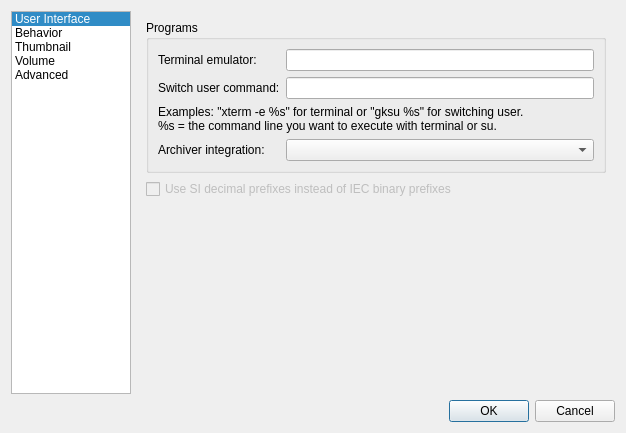
Above: pcmanfm/preferences.ui from lxqt/pcmanfm-qt before the change. Below: the same form after it.
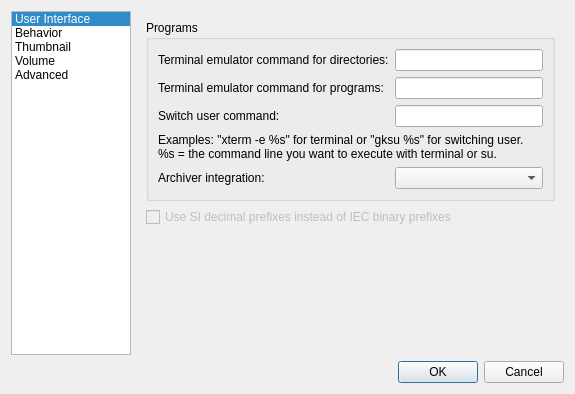
That is the form after the change. The open tabs and pages were chosen to show the change.

Commit message: Implement "Open in Terminal" and "Open as Root".

```diff
--- a/pcmanfm/preferences.ui
+++ b/pcmanfm/preferences.ui
@@ -6,8 +6,8 @@
    <rect>
     <x>0</x>
     <y>0</y>
-    <width>626</width>
-    <height>433</height>
+    <width>555</width>
+    <height>365</height>
    </rect>
   </property>
   <property name="windowTitle">
@@ -375,24 +375,27 @@
             <item row="0" column="0">
              <widget class="QLabel" name="label_2">
               <property name="text">
-               <string>Terminal emulator:</string>
+               <string>Terminal emulator command for directories:</string>
+              </property>
+              <property name="buddy">
+               <cstring>terminalDirCommand</cstring>
               </property>
              </widget>
             </item>
             <item row="0" column="1">
              <widget class="QLineEdit" name="terminalCommand"/>
             </item>
-            <item row="1" column="0">
+            <item row="2" column="0">
              <widget class="QLabel" name="label_3">
               <property name="text">
                <string>Switch user command:</string>
               </property>
              </widget>
             </item>
-            <item row="1" column="1">
+            <item row="2" column="1">
              <widget class="QLineEdit" name="suCommand"/>
             </item>
-            <item row="2" column="0" colspan="2">
+            <item row="3" column="0" colspan="2">
              <widget class="QLabel" name="label_4">
               <property name="text">
                <string>Examples: &quot;xterm -e %s&quot; for terminal or &quot;gksu %s&quot; for switching user.
@@ -403,16 +406,29 @@
               </property>
              </widget>
             </item>
-            <item row="3" column="0">
+            <item row="4" column="0">
              <widget class="QLabel" name="label_5">
               <property name="text">
                <string>Archiver integration:</string>
               </property>
              </widget>
             </item>
-            <item row="3" column="1">
+            <item row="4" column="1">
              <widget class="QComboBox" name="archiver"/>
             </item>
+            <item row="1" column="0">
+             <widget class="QLabel" name="label_14">
+              <property name="text">
+               <string>Terminal emulator command for programs:</string>
+              </property>
+              <property name="buddy">
+               <cstring>terminalExecCommand</cstring>
+              </property>
+             </widget>
+            </item>
+            <item row="1" column="1">
+             <widget class="QLineEdit" name="terminalExecCommand"/>
+            </item>
            </layout>
           </widget>
          </item>
```
Left out of the diff: 51 changed lines with no effect on the pictures. The commit also changes 9 other files.
